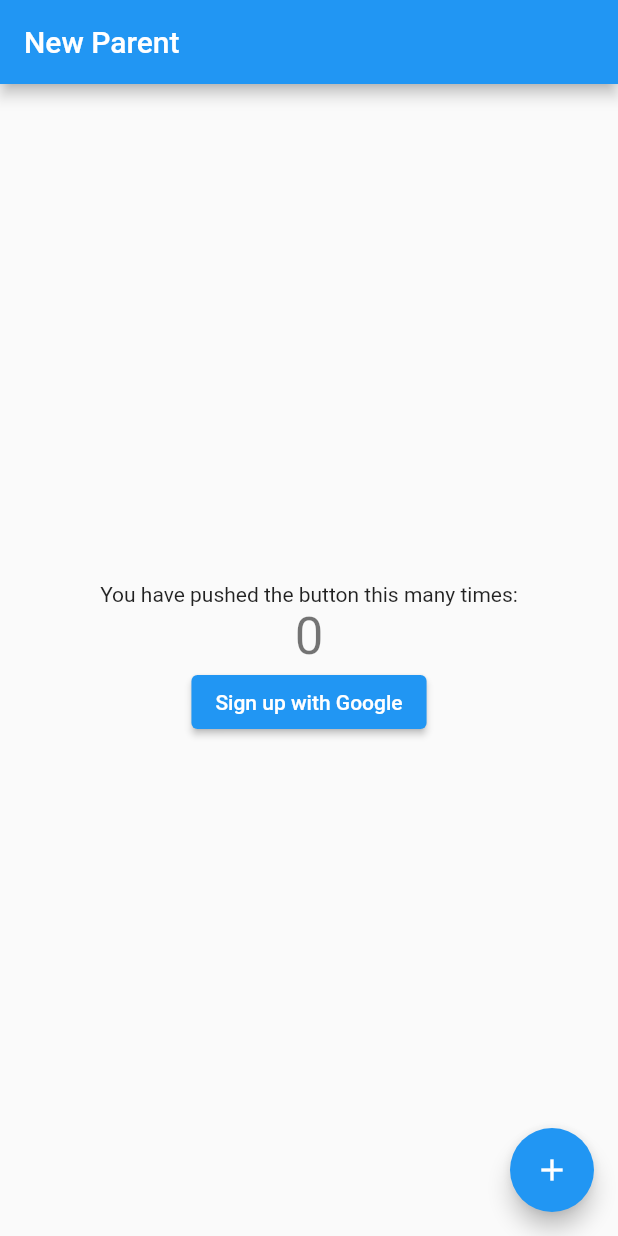
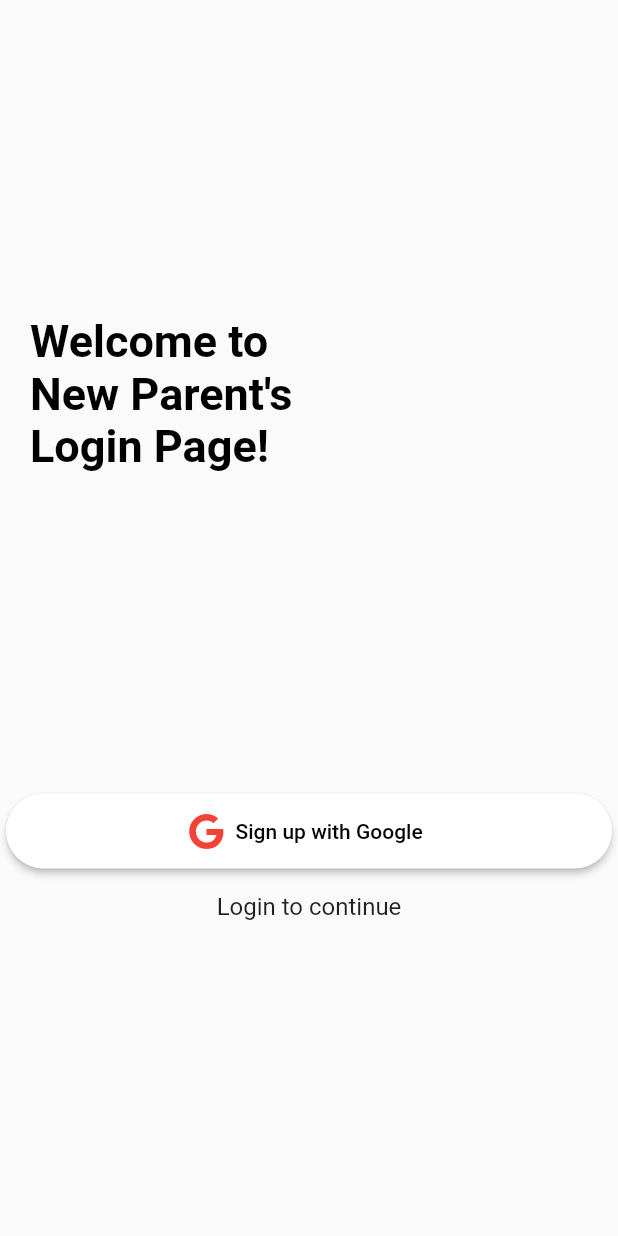
Before and after one commit to acm-projects/BabyQuest, a Flutter app: the screen it shows after launch, after a tap on "Sign up with Google", on a phone screen of 412 x 824 dp. Run offline on Flutter 3.47's test engine with Material 2 defaults, Android fonts, the phone set to English and light mode, and no system bars; our stand-ins replace firebase_auth, firebase_core, font_awesome_flutter, google_sign_in; accounts and stored records are empty.

Commit message:
sign in test

```diff
--- a/client/lib/main.dart
+++ b/client/lib/main.dart
@@ -1,75 +1,27 @@
+import 'package:flutter/material.dart';
 import 'package:firebase_core/firebase_core.dart';
-import 'package:flutter/material.dart';
+import 'package:client/page/home_page.dart';
+import 'package:client/provider/google_sign_in.dart';
+import 'package:provider/provider.dart';
+
 
 Future main() async {
   WidgetsFlutterBinding.ensureInitialized();
   await Firebase.initializeApp();
 
-  runApp(const MyApp());
+  runApp(MyApp());
 }
 
 class MyApp extends StatelessWidget {
-  const MyApp({Key? key}) : super(key: key);
+  static final String title = 'Google SignIn';
 
   @override
   Widget build(BuildContext context) {
     return MaterialApp(
-      title: 'Flutter Demo',
-      theme: ThemeData(
-        primarySwatch: Colors.blue,
-      ),
-      home: const MyHomePage(title: 'New Parent'),
-    );
+        debugShowCheckedModeBanner: false,
+        title: title,
+        theme: ThemeData(primarySwatch: Colors.deepOrange),
+        home: HomePage(),
+      );
   }
 }
-
-class MyHomePage extends StatefulWidget {
-  const MyHomePage({Key? key, required this.title}) : super(key: key);
-
-  final String title;
-
-  @override
-  State<MyHomePage> createState() => _MyHomePageState();
-}
-
-class _MyHomePageState extends State<MyHomePage> {
-  int _counter = 0;
-
-  void _incrementCounter() {
-    setState(() {
-      _counter++;
-    });
-  }
-
-  @override
-  Widget build(BuildContext context) {
-    return Scaffold(
-      appBar: AppBar(
-        title: Text(widget.title),
-      ),
-      body: Center(
-        child: Column(
-          mainAxisAlignment: MainAxisAlignment.center,
-          children: <Widget>[
-            const Text(
-              'You have pushed the button this many times:',
-            ),
-            Text(
-              '$_counter',
-              style: Theme.of(context).textTheme.headline4,
-            ),
-            ElevatedButton(
-              child: Text('Sign up with Google'),
-              onPressed: () {},
-            ),
-          ],
-        ),
-      ),
-      floatingActionButton: FloatingActionButton(
-        onPressed: _incrementCounter,
-        tooltip: 'Increment',
-        child: const Icon(Icons.add),
-      ),
-    );
-  }
-}
--- /dev/null
+++ b/client/lib/page/home_page.dart
@@ -0,0 +1,26 @@
+import 'package:flutter/material.dart';
+import 'package:firebase_auth/firebase_auth.dart';
+import 'package:client/widgets/sign_up_widget.dart';
+
+class HomePage extends StatelessWidget {
+  @override
+  Widget build(BuildContext context) {
+    return Scaffold(
+      body: SignUpWidget(),/*StreamBuilder(
+        stream: FirebaseAuth.instance.authStateChanges(),
+        builder: (context, snapshot) {
+          if (snapshot.connectionState == ConnectionState.waiting) {
+            return Center(child: CircularProgressIndicator());
+          } else if (snapshot.hasData) {
+            return Center(child: Text('Logged in test'));
+          } else if (snapshot.hasError) {
+            return Center(child: Text('Something went wrong!'));
+          } else {
+            return SignUpWidget();
+          }
+
+        }
+      ),*/
+    );
+  }
+}
--- /dev/null
+++ b/client/lib/provider/google_sign_in.dart
@@ -0,0 +1,28 @@
+import 'package:firebase_auth/firebase_auth.dart';
+import 'package:flutter/material.dart';
+import 'package:google_sign_in/google_sign_in.dart';
+
+class GoogleSignInProvider extends ChangeNotifier {
+  final googleSignIn = GoogleSignIn();
+
+  GoogleSignInAccount? _user;
+
+  GoogleSignInAccount get user => _user!;
+
+  Future googleLogin() async {
+    final googleUser = await googleSignIn.signIn();
+    if (googleUser == null) return;
+    _user = googleUser;
+
+    final googleAuth = await googleUser.authentication;
+
+    final credential = GoogleAuthProvider.credential(
+        accessToken: googleAuth.accessToken,
+        idToken: googleAuth.idToken,
+    );
+
+    await FirebaseAuth.instance.signInWithCredential(credential);
+
+    notifyListeners();
+  }
+}
--- /dev/null
+++ b/client/lib/widgets/google_signup_button_widget.dart
@@ -0,0 +1,28 @@
+import 'package:flutter/material.dart';
+import 'package:font_awesome_flutter/font_awesome_flutter.dart';
+import 'package:client/provider/google_sign_in.dart';
+import 'package:provider/provider.dart';
+
+class GoogleSignupButtonWidget extends StatelessWidget {
+  @override
+  Widget build(BuildContext context) {
+    return Container(
+      padding: EdgeInsets.all(4),
+      child: ElevatedButton.icon(
+        style: ElevatedButton.styleFrom(
+          primary: Colors.white,
+          onPrimary: Colors.black,
+          minimumSize: Size(double.infinity, 50),
+          shape: StadiumBorder(),
+        ),
+        icon: FaIcon(FontAwesomeIcons.google, color: Colors.red),
+        label: Text('Sign up with Google'),
+        onPressed: () {
+          final provider =
+          Provider.of<GoogleSignInProvider>(context, listen: false);
+          provider.googleLogin();
+        },
+      ),
+    );
+  }
+}
--- /dev/null
+++ b/client/lib/widgets/logged_in_widget.dart
@@ -0,0 +1 @@
+git
--- /dev/null
+++ b/client/lib/widgets/sign_up_widget.dart
@@ -0,0 +1,44 @@
+import 'package:flutter/material.dart';
+import 'package:font_awesome_flutter/font_awesome_flutter.dart';
+import 'package:client/provider/google_sign_in.dart';
+import 'package:provider/provider.dart';
+import 'package:client/widgets/google_signup_button_widget.dart';
+
+class SignUpWidget extends StatelessWidget {
+
+  @override
+  Widget build(BuildContext context) {
+    return buildSignUp();
+  }
+
+  Widget buildSignUp() {
+    return Column(
+      children: [
+        Spacer(),
+        Align(
+          alignment: Alignment.centerLeft,
+          child: Container(
+            margin: EdgeInsets.symmetric(horizontal:20),
+            width: 175,
+            child: Text(
+              'Welcome to New Parent\'s Login Page!',
+              style: TextStyle(
+                color: Colors.black,
+                fontSize: 30,
+                fontWeight: FontWeight.bold,
+              ),
+            ),
+          ),
+        ),
+        Spacer(),
+        GoogleSignupButtonWidget(),
+        SizedBox(height: 12),
+        Text(
+          'Login to continue',
+          style: TextStyle(fontSize: 16),
+        ),
+        Spacer(),
+      ],
+    );
+  }
+}
--- a/client/pubspec.yaml
+++ b/client/pubspec.yaml
@@ -34,8 +34,10 @@ dependencies:
   # The following adds the Cupertino Icons font to your application.
   # Use with the CupertinoIcons class for iOS style icons.
   cupertino_icons: ^1.0.2
+
   firebase_auth: ^3.1.2
   google_sign_in: ^5.1.1
+  font_awesome_flutter: ^9.1.0
   provider: ^6.0.1
 
 dev_dependencies:
```
Also changed, not shown: client/pubspec.lock.
